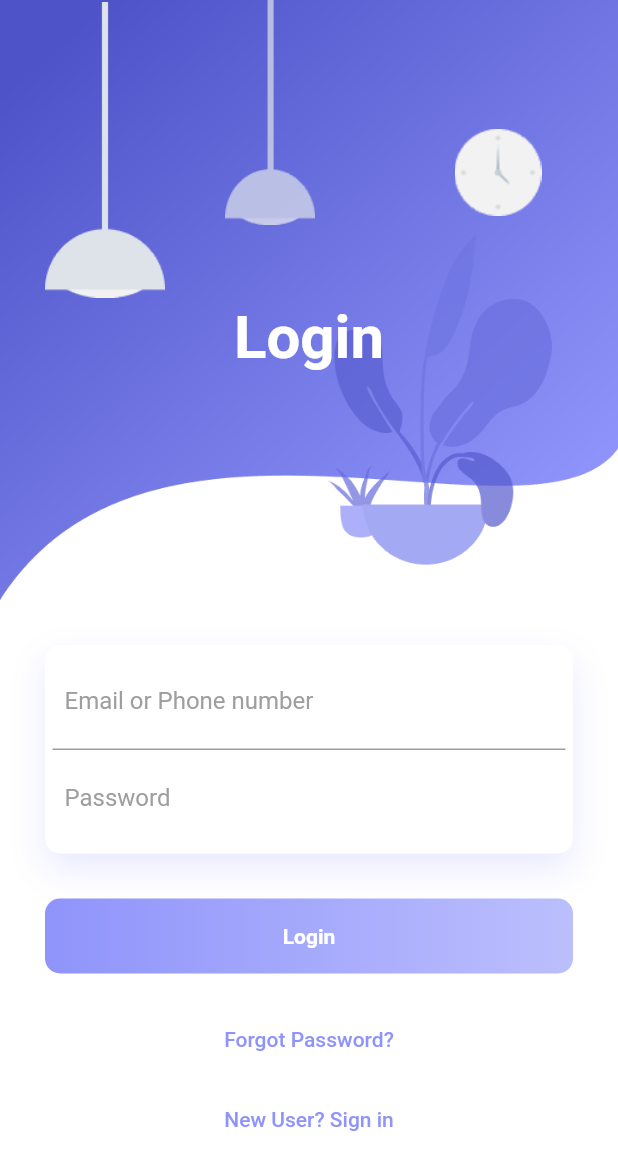
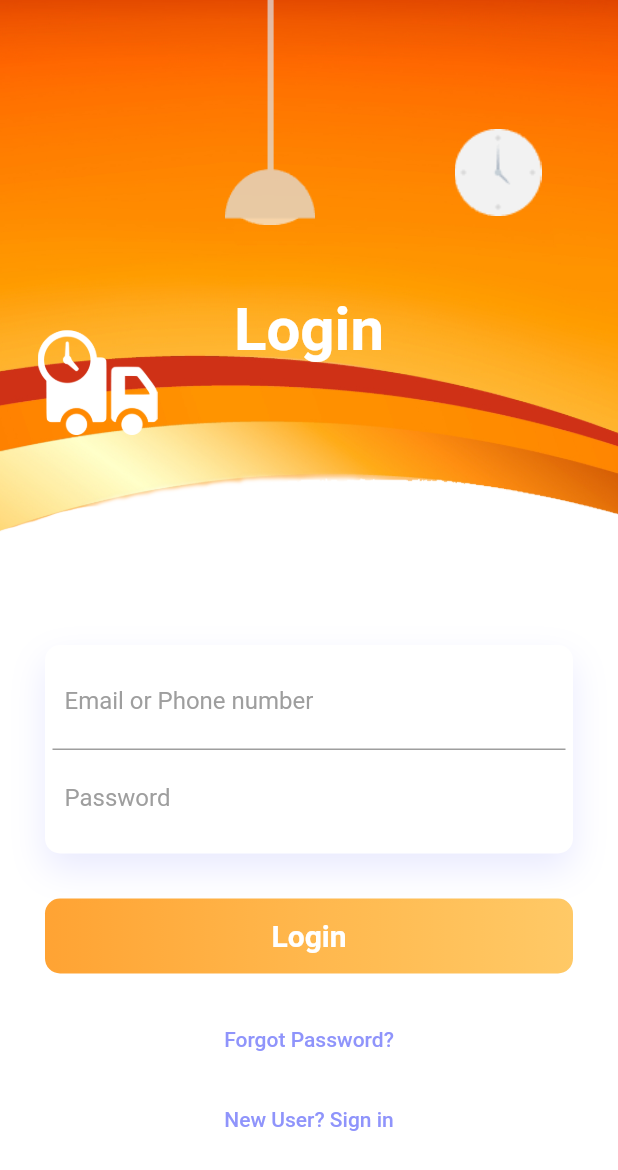
Before and after one commit to ravi300601/d2dcourier, a Flutter app: the screen it shows after launch, on a phone screen of 412 x 824 dp. Shown: the top 1170 px of the screen. Run offline on Flutter 3.47's test engine with Material 2 defaults, Android fonts, the phone set to English and light mode, and no system bars; our stand-ins replace fluttertoast, simple_animations.

Commit message:
Initial Commit

```diff
--- a/lib/main.dart
+++ b/lib/main.dart
@@ -23,21 +23,21 @@ class HomePage extends StatelessWidget {
                   height: 400,
                   decoration: BoxDecoration(
                       image: DecorationImage(
-                          image: AssetImage('assets/Images/background.png'),
+                          image: AssetImage('assets/Images/background1.png'),
                           fit: BoxFit.fill)),
                   child: Stack(
                     children: <Widget>[
                       Positioned(
-                        left: 30,
+                        left: 25,
                         width: 80,
-                        height: 200,
+                        height: 510,
                         child: FadeAnimation(
                             1,
                             Container(
                               decoration: BoxDecoration(
                                   image: DecorationImage(
                                       image: AssetImage(
-                                          'assets/Images/light-1.png'))),
+                                          'assets/Images/image.png'))),
                             )),
                       ),
                       Positioned(
@@ -71,7 +71,7 @@ class HomePage extends StatelessWidget {
                         child: FadeAnimation(
                             1.6,
                             Container(
-                              margin: EdgeInsets.only(top: 50),
+                              margin: EdgeInsets.only(top: 40),
                               child: Center(
                                 child: Text(
                                   "Login",
@@ -143,8 +143,8 @@ class HomePage extends StatelessWidget {
                             decoration: BoxDecoration(
                                 borderRadius: BorderRadius.circular(10),
                                 gradient: LinearGradient(colors: [
-                                  Color.fromRGBO(143, 148, 251, 1),
-                                  Color.fromRGBO(143, 148, 251, .6),
+                                  Color.fromRGBO(255,140,0,.8),
+                                  Color.fromRGBO(255,165,0,.6),
                                 ])),
                             child: Center(
                               child: TextButton(
@@ -152,7 +152,8 @@ class HomePage extends StatelessWidget {
                                   "Login",
                                   style: TextStyle(
                                       color: Colors.white,
-                                      fontWeight: FontWeight.bold),
+                                      fontWeight: FontWeight.bold,
+                                      fontSize: 20),
                                 ),
                                 onPressed: (){
                                   if(Email.text=='abc') {
--- a/lib/registration.dart
+++ b/lib/registration.dart
@@ -11,9 +11,6 @@ class register extends StatelessWidget {
   @override
   Widget build(BuildContext context) {
     return Scaffold(
-      appBar: AppBar(
-        title: Text("Second Route"),
-      ),
       body: Center(
         child: TextButton(
           onPressed: () {
```
Also changed, not shown: assets/Images/background.png (deleted), assets/Images/background1.png (added), assets/Images/image.png (added).
